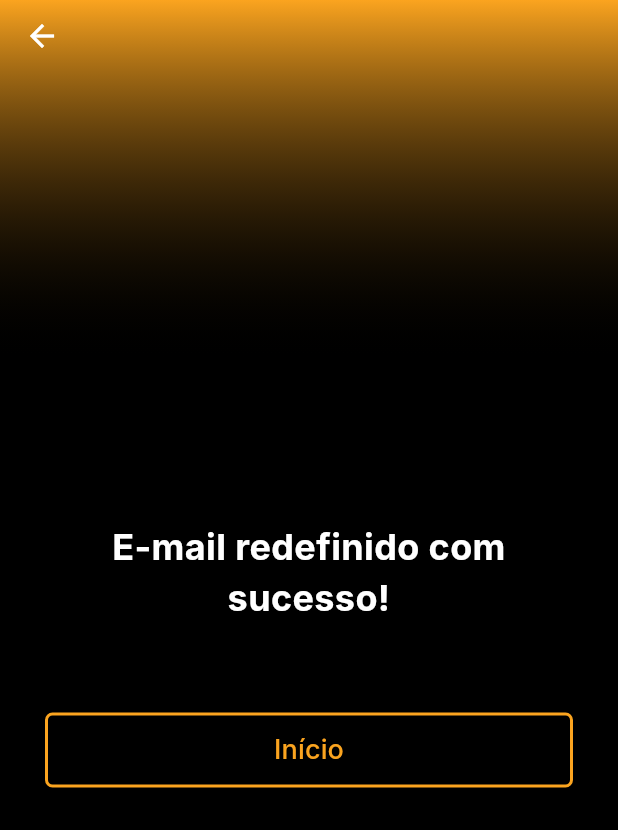
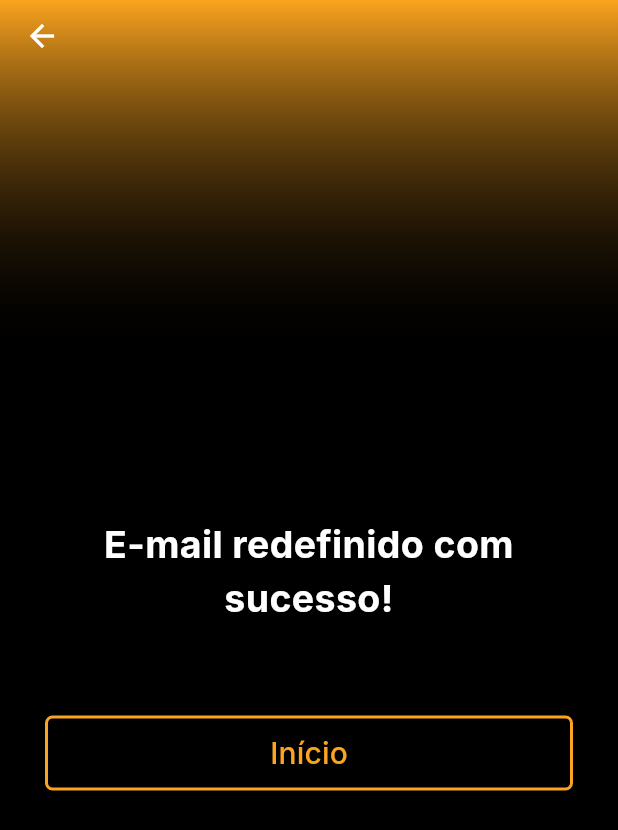
Before and after one commit to tokujiTO/PII4S_images_generator, a Flutter app: the ChangeEmailPage screen opened directly, after a tap on "Redefinir", after a tap on "Enviar", on a phone screen of 412 x 824 dp. Shown: the top 830 px of the screen. Run offline on Flutter 3.47's test engine with Material 3 defaults, Android fonts, the phone set to English and light mode, and no system bars; our stand-ins replace device_preview, flutter_screenutil; Roboto replaces fonts that are missing (Inter).

Commit message:
feat: fix font size on change email page

```diff
--- a/lib/app/pages/change_email_page.dart
+++ b/lib/app/pages/change_email_page.dart
@@ -97,12 +97,12 @@ class _ChangeEmailPageState extends State<ChangeEmailPage> {
       children: <Widget>[
         const Text(
           'Quer alterar seu e-mail?',
-          style: TextStyle(color: AppColors.white, fontSize: 20),
+          style: TextStyle(color: AppColors.white, fontSize: 25),
         ),
         const SizedBox(height: 15),
         const Text(
           'Digite seu novo e-mail para efetuarmos a redefinição:',
-          style: TextStyle(color: AppColors.white, fontSize: 16),
+          style: TextStyle(color: AppColors.white, fontSize: 20),
         ),
         const SizedBox(height: 20),
         const TextField(
@@ -156,7 +156,7 @@ class _ChangeEmailPageState extends State<ChangeEmailPage> {
           'exemplo@gmail.com',
           style: TextStyle(
             color: AppColors.white,
-            fontSize: 18,
+            fontSize: 20,
             fontWeight: FontWeight.bold,
           ),
           textAlign: TextAlign.center,
@@ -183,7 +183,7 @@ class _ChangeEmailPageState extends State<ChangeEmailPage> {
             onPressed: () {
               setState(() => _step = 3);
             },
-            child: Text('Enviar', style: TextStyle(color: color, fontSize: 18)),
+            child: Text('Enviar', style: TextStyle(color: color, fontSize: 20)),
           ),
         ),
       ],
@@ -200,7 +200,7 @@ class _ChangeEmailPageState extends State<ChangeEmailPage> {
           'E-mail redefinido com sucesso!',
           style: TextStyle(
             color: AppColors.white,
-            fontSize: 24,
+            fontSize: 25,
             fontWeight: FontWeight.bold,
           ),
           textAlign: TextAlign.center,
@@ -217,7 +217,7 @@ class _ChangeEmailPageState extends State<ChangeEmailPage> {
             onPressed: () {
               Navigator.of(context).pop();
             },
-            child: Text('Início', style: TextStyle(color: color, fontSize: 18)),
+            child: Text('Início', style: TextStyle(color: color, fontSize: 20)),
           ),
         ),
       ],
```
